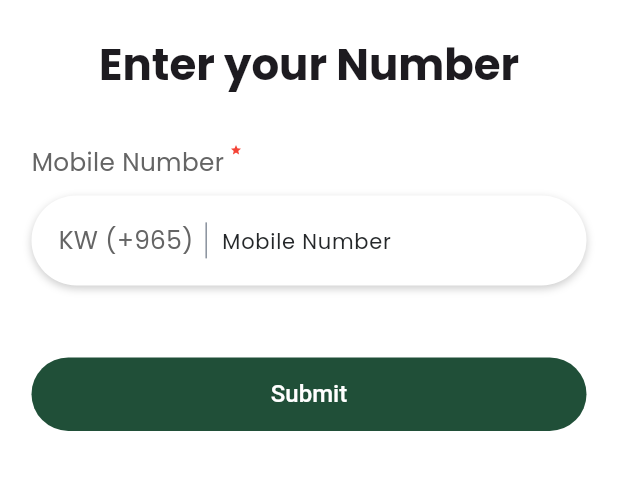
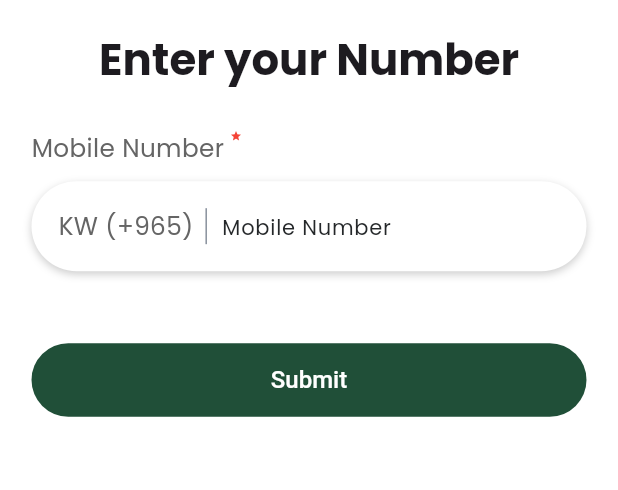
Before and after one commit to mo7ammed-hassan/fruit-market, a Flutter app: the screen it shows after launch, after a tap on "Skip", after a tap on "Next", after a tap on "Sign in with Phone Number", on a phone screen of 412 x 824 dp, the part 292-782 px from its top. Run offline on Flutter 3.47's test engine with Material 3 defaults, Android fonts, the phone set to English and light mode, and no system bars; our stand-ins replace flutter_bloc, flutter_svg, get_it, intl_phone_number_input, shared_preferences.

Commit message:
refactore(AuthTemplate): Use ResponsiveGap instead of MediaQuary

```diff
--- a/lib/common/templates/auth_template.dart
+++ b/lib/common/templates/auth_template.dart
@@ -3,8 +3,8 @@ import 'package:fruit_market/common/widgets/app_name_widget.dart';
 import 'package:fruit_market/common/widgets/auth_switch_text.dart';
 import 'package:fruit_market/core/constants/app_sizes.dart';
 import 'package:fruit_market/core/models/auth_switch_data.dart';
-import 'package:fruit_market/core/utils/device/device_utils.dart';
 import 'package:fruit_market/core/utils/device/extensions/navigation_extension.dart';
+import 'package:fruit_market/core/utils/responsive/widgets/responsive_gap.dart';
 import 'package:fruit_market/core/utils/responsive/widgets/responsive_text.dart';
 
 /// A reusable authentication screen template widget.
@@ -52,8 +52,8 @@ class AuthTemplate extends StatelessWidget {
     this.showBack = true,
     this.switchData,
     this.backIcon,
-    this.spaceAfterContent = 0.075,
-    this.spaceBeforeContent = 0.04,
+    this.spaceAfterContent = 35.0,
+    this.spaceBeforeContent = 30.0,
     this.backSceenRoute,
   });
 
@@ -118,7 +118,8 @@ class AuthTemplate extends StatelessWidget {
                 ),
               ),
             ),
-          SizedBox(height: DeviceUtils.screenHeight(context) * 0.04),
+          //SizedBox(height: DeviceUtils.screenHeight(context) * 0.04),
+          ResponsiveGap.vertical(37.0),
 
           // Main content padding
           Padding(
@@ -129,30 +130,34 @@ class AuthTemplate extends StatelessWidget {
               children: [
                 // App name (header)
                 const AppNameWidget(),
-                const SizedBox(height: AppSizes.authSpaceItem),
+                //const SizedBox(height: AppSizes.authSpaceItem),
+                ResponsiveGap.vertical(AppSizes.authSpaceItem),
 
                 // Page title
                 ResponsiveText(
                   title,
                   baseStyle: Theme.of(context).textTheme.headlineSmall,
                 ),
-                SizedBox(
-                  height:
-                      DeviceUtils.screenHeight(context) * spaceBeforeContent,
-                ),
+                // SizedBox(
+                //   height:
+                //       DeviceUtils.screenHeight(context) * spaceBeforeContent,
+                // ),
+                ResponsiveGap.vertical(spaceBeforeContent),
 
                 // Screen-specific content
                 content,
-                SizedBox(
-                  height: DeviceUtils.screenHeight(context) * spaceAfterContent,
-                ),
+                // SizedBox(
+                //   height: DeviceUtils.screenHeight(context) * spaceAfterContent,
+                // ),
+                ResponsiveGap.vertical(spaceAfterContent),
 
                 // Auth switch text like(Sign in / Sign up)
                 if (switchData != null) AuthSwitchText(data: switchData!),
 
                 // Footer (optional)
                 if (footer != null) ...[
-                  SizedBox(height: DeviceUtils.screenHeight(context) * 0.06),
+                  //SizedBox(height: DeviceUtils.screenHeight(context) * 0.06),
+                  ResponsiveGap.vertical(56.0),
                   footer!,
                 ],
               ],
--- a/lib/features/auth/presentation/screens/login_screen.dart
+++ b/lib/features/auth/presentation/screens/login_screen.dart
@@ -52,8 +52,6 @@ class LoginScreen extends StatelessWidget {
         actionText: AppStrings.signup,
         onActionTap: () => context.pushReplacement(Routes.signupScreen),
       ),
-
-      spaceAfterContent: 0.04,
     );
   }
 }
--- a/lib/features/auth/presentation/screens/signup_screen.dart
+++ b/lib/features/auth/presentation/screens/signup_screen.dart
@@ -47,8 +47,6 @@ class SignupScreen extends StatelessWidget {
         actionText: AppStrings.login,
         onActionTap: () => context.pushReplacement(Routes.loginScreen),
       ),
-
-      spaceAfterContent: 0.04,
     );
   }
 }
--- a/lib/features/auth/presentation/screens/welcome_screen.dart
+++ b/lib/features/auth/presentation/screens/welcome_screen.dart
@@ -18,7 +18,6 @@ class WelcomeScreen extends StatelessWidget {
     return AuthTemplate(
       title: AppStrings.welcomText,
       backIcon: Icons.close,
-      spaceBeforeContent: 0.055,
       content: Column(
         children: [
           AuthOptionCard(
@@ -72,6 +71,8 @@ class WelcomeScreen extends StatelessWidget {
           ),
         ],
       ),
+      spaceBeforeContent: 52.0,
+      spaceAfterContent: 75.0,
     );
   }
 }
```
